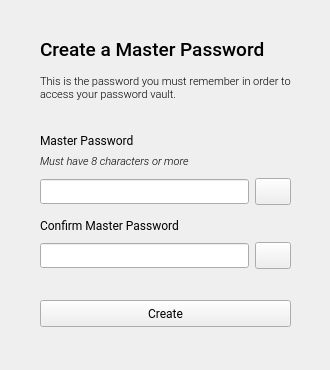
This is log_in.ui in EmueI/password-manager as Qt 5 draws it before an edit. The edited form follows.
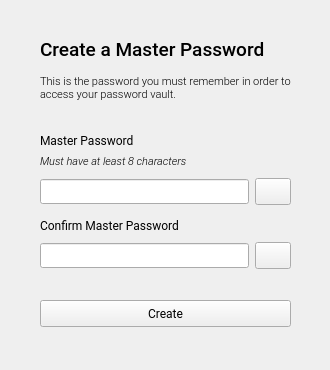
This is the edited form. Icons and pictures are not drawn.

```diff
--- a/log_in.ui
+++ b/log_in.ui
@@ -317,7 +317,7 @@
            </font>
           </property>
           <property name="text">
-           <string>Must have 8 characters or more</string>
+           <string>Must have at least 8 characters</string>
           </property>
          </widget>
         </item>
```
Left out of the diff: 8 changed lines with no effect on the pictures.
